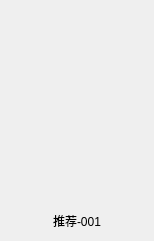
Old version of the form recboxitem.ui in the repository havefunli/MiniMusicPlayer.
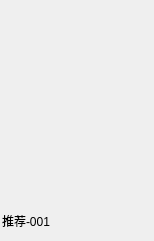
New version of the form.

```diff
--- a/recboxitem.ui
+++ b/recboxitem.ui
@@ -112,9 +112,6 @@
      <property name="text">
       <string>推荐-001</string>
      </property>
-     <property name="alignment">
-      <set>Qt::AlignmentFlag::AlignCenter</set>
-     </property>
     </widget>
    </item>
   </layout>
```
